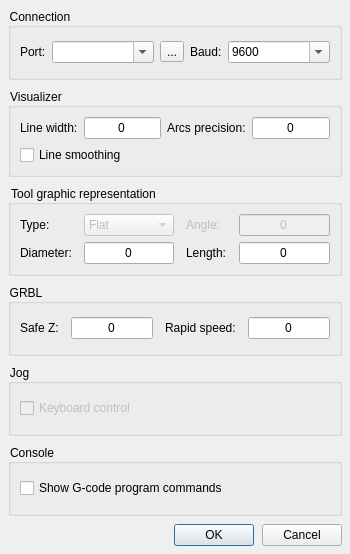
This is frmsettings.ui in Denvi/Candle as Qt 5 draws it before an edit. The edited form follows.
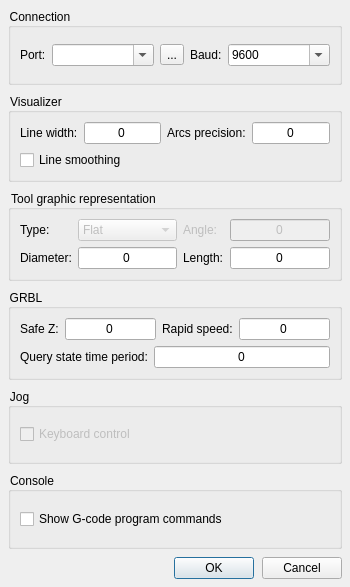
This is the edited form. Icons and pictures are not drawn.

Diff of the .ui file:
```diff
--- a/frmsettings.ui
+++ b/frmsettings.ui
@@ -7,7 +7,7 @@
     <x>0</x>
     <y>0</y>
     <width>350</width>
-    <height>554</height>
+    <height>587</height>
    </rect>
   </property>
   <property name="windowTitle">
@@ -182,9 +182,6 @@
       <string>Tool graphic representation</string>
      </property>
      <layout class="QGridLayout" name="gridLayout">
-      <property name="horizontalSpacing">
-       <number>12</number>
-      </property>
       <item row="1" column="1">
        <widget class="QLineEdit" name="txtToolDiameter">
         <property name="text">
@@ -277,9 +274,6 @@
      <layout class="QVBoxLayout" name="verticalLayout_6">
       <item>
        <layout class="QHBoxLayout" name="horizontalLayout_7">
-        <property name="spacing">
-         <number>12</number>
-        </property>
         <item>
          <widget class="QLabel" name="label_9">
           <property name="text">
@@ -316,6 +310,27 @@
         </item>
        </layout>
       </item>
+      <item>
+       <layout class="QHBoxLayout" name="horizontalLayout_8">
+        <item>
+         <widget class="QLabel" name="label_11">
+          <property name="text">
+           <string>Query state time period:</string>
+          </property>
+         </widget>
+        </item>
+        <item>
+         <widget class="QLineEdit" name="txtQueryStateTime">
+          <property name="text">
+           <string>0</string>
+          </property>
+          <property name="alignment">
+           <set>Qt::AlignCenter</set>
+          </property>
+         </widget>
+        </item>
+       </layout>
+      </item>
      </layout>
     </widget>
    </item>
```
